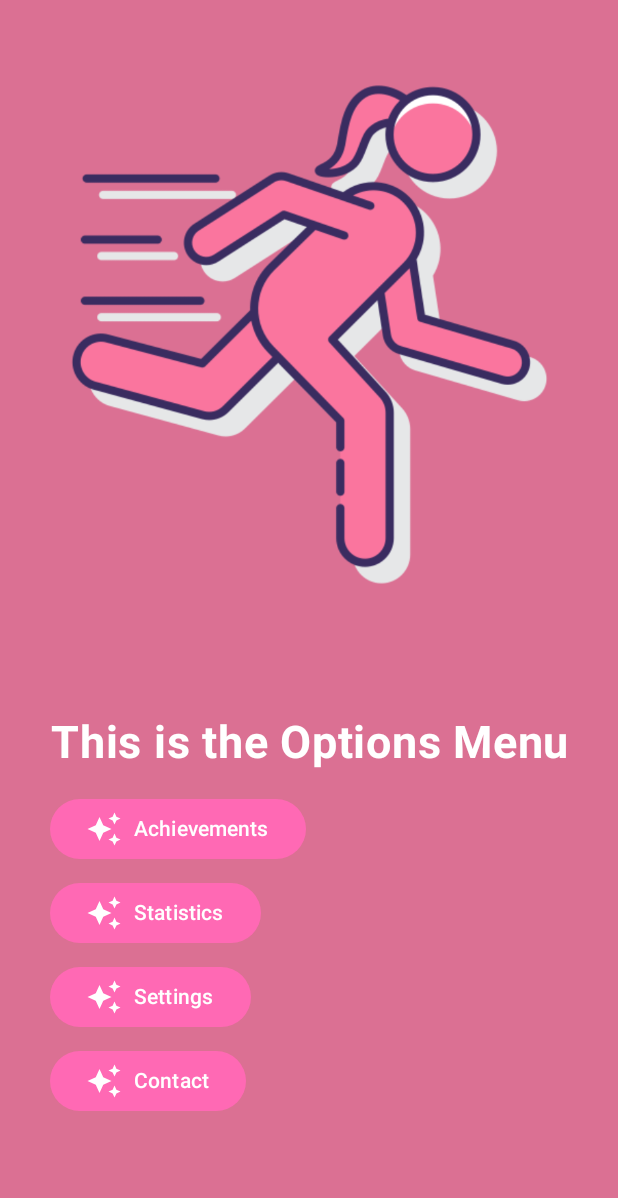
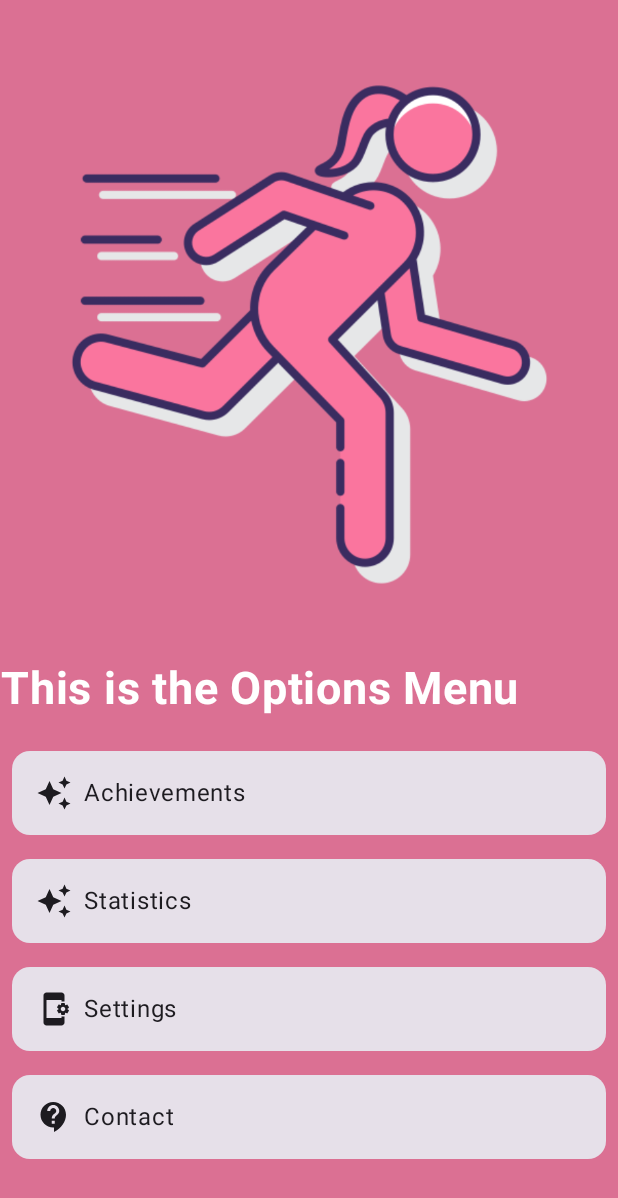
Before and after one commit to katmolony/runHun, an Android app built with Jetpack Compose: the composable OptionsScreen shown on its own in the app's theme, on a phone screen of 412 x 824 dp. Shown: the top 1198 px of the screen. Run offline under Robolectric (Android 15) with nearby library versions, the phone set to English and light mode, and no system bars.

Commit message:
Change options page.

```diff
--- /dev/null
+++ b/app/src/main/java/ie/setu/placemark/ui/components/options/OptionCard.kt
@@ -0,0 +1,38 @@
+package ie.setu.placemark.ui.components.options
+
+import androidx.compose.foundation.layout.*
+import androidx.compose.material3.Card
+import androidx.compose.material3.Icon
+import androidx.compose.material3.Text
+import androidx.compose.runtime.Composable
+import androidx.compose.ui.Alignment
+import androidx.compose.ui.Modifier
+import androidx.compose.ui.graphics.painter.Painter
+import androidx.compose.ui.unit.dp
+
+@Composable
+fun OptionCard(
+    icon: Painter,
+    contentDescription: String,
+    text: String,
+    onClick: () -> Unit
+) {
+    Card(
+        modifier = Modifier
+            .fillMaxWidth()
+            .padding(8.dp),
+        onClick = onClick
+    ) {
+        Row(
+            modifier = Modifier.padding(16.dp),
+            verticalAlignment = Alignment.CenterVertically
+        ) {
+            Icon(
+                painter = icon,
+                contentDescription = contentDescription
+            )
+            Spacer(modifier = Modifier.width(8.dp))
+            Text(text)
+        }
+    }
+}
--- a/app/src/main/java/ie/setu/placemark/ui/screens/options/OptionsSceen.kt
+++ b/app/src/main/java/ie/setu/placemark/ui/screens/options/OptionsSceen.kt
@@ -1,13 +1,12 @@
 package ie.setu.placemark.ui.screens.options
+
 
 import androidx.compose.foundation.Image
 import androidx.compose.foundation.background
 import androidx.compose.foundation.layout.*
-import androidx.compose.material3.Button
-import androidx.compose.material3.Icon
-import androidx.compose.material3.MaterialTheme
-import androidx.compose.material3.Text
+import androidx.compose.material3.*
 import androidx.compose.runtime.Composable
+import androidx.compose.ui.Alignment
 import androidx.compose.ui.Modifier
 import androidx.compose.ui.graphics.Color
 import androidx.compose.ui.res.painterResource
@@ -20,6 +19,7 @@
 import ie.setu.placemark.R
 import ie.setu.placemark.navigation.Achievements
 import ie.setu.placemark.ui.components.general.Centre
+import ie.setu.placemark.ui.components.options.OptionCard
 
 @Composable
 fun OptionsScreen(
@@ -51,40 +51,31 @@
                     text = stringResource(R.string.options_message)
                 )
                 Spacer(modifier = Modifier.height(16.dp))
-                Button(onClick = {
-                    navController.navigate(Achievements.route)
-                }) {
-                    Icon(painter = painterResource(id = R.drawable.ic_achievements), contentDescription = "Achievements Icon")
-                    Spacer(modifier = Modifier.width(8.dp))
-                    Text("Achievements")
-                }
-                Spacer(modifier = Modifier.height(8.dp))
-                Button(onClick = { navController.navigate("statistics") }) {
-                    Icon(painter = painterResource(id = R.drawable.ic_achievements), contentDescription = "Statistics Icon")
-                    Spacer(modifier = Modifier.width(8.dp))
-                    Text("Statistics")
-                }
-                Spacer(modifier = Modifier.height(8.dp))
-                Button(onClick = { navController.navigate("settings") }) {
-                    Icon(painter = painterResource(id = R.drawable.ic_achievements), contentDescription = "Settings Icon")
-                    Spacer(modifier = Modifier.width(8.dp))
-                    Text("Settings")
-                }
-                Spacer(modifier = Modifier.height(8.dp))
-                Button(onClick = { navController.navigate("contact") }) {
-                    Icon(painter = painterResource(id = R.drawable.ic_achievements), contentDescription = "Contact Icon")
-                    Spacer(modifier = Modifier.width(8.dp))
-                    Text("Contact")
-                }
+                OptionCard(
+                    icon = painterResource(id = R.drawable.ic_achievements),
+                    contentDescription = "Achievements Icon",
+                    text = "Achievements",
+                    onClick = { navController.navigate(Achievements.route) }
+                )
+                OptionCard(
+                    icon = painterResource(id = R.drawable.ic_achievements),
+                    contentDescription = "Statistics Icon",
+                    text = "Statistics",
+                    onClick = { navController.navigate("statistics") }
+                )
+                OptionCard(
+                    icon = painterResource(id = R.drawable.ic_settings),
+                    contentDescription = "Settings Icon",
+                    text = "Settings",
+                    onClick = { navController.navigate("settings") }
+                )
+                OptionCard(
+                    icon = painterResource(id = R.drawable.ic_contact),
+                    contentDescription = "Contact Icon",
+                    text = "Contact",
+                    onClick = { navController.navigate("contact") }
+                )
             }
         }
     }
 }
-
-//@Preview(showBackground = true)
-//@Composable
-//fun OptionsScreenPreview() {
-//    RunHunTheme {
-//        OptionsScreen(modifier = Modifier)
-//    }
-//}
--- /dev/null
+++ b/app/src/main/res/drawable/ic_contact.xml
@@ -0,0 +1,5 @@
+<vector xmlns:android="http://schemas.android.com/apk/res/android" android:autoMirrored="true" android:height="24dp" android:tint="#000000" android:viewportHeight="24" android:viewportWidth="24" android:width="24dp">
+
+    <path android:fillColor="@android:color/white" android:pathData="M11.5,2C6.81,2 3,5.81 3,10.5S6.81,19 11.5,19h0.5v3c4.86,-2.34 8,-7 8,-11.5C20,5.81 16.19,2 11.5,2zM12.5,16.5h-2v-2h2v2zM12.5,13h-2c0,-3.25 3,-3 3,-5 0,-1.1 -0.9,-2 -2,-2s-2,0.9 -2,2h-2c0,-2.21 1.79,-4 4,-4s4,1.79 4,4c0,2.5 -3,2.75 -3,5z"/>
+
+</vector>
--- /dev/null
+++ b/app/src/main/res/drawable/ic_settings.xml
@@ -0,0 +1,5 @@
+<vector xmlns:android="http://schemas.android.com/apk/res/android" android:height="24dp" android:tint="#000000" android:viewportHeight="24" android:viewportWidth="24" android:width="24dp">
+
+    <path android:fillColor="@android:color/white" android:pathData="M21.81,12.74l-0.82,-0.63v-0.22l0.8,-0.63c0.16,-0.12 0.2,-0.34 0.1,-0.51l-0.85,-1.48c-0.07,-0.13 -0.21,-0.2 -0.35,-0.2 -0.05,0 -0.1,0.01 -0.15,0.03l-0.95,0.38c-0.08,-0.05 -0.11,-0.07 -0.19,-0.11l-0.15,-1.01c-0.03,-0.21 -0.2,-0.36 -0.4,-0.36h-1.71c-0.2,0 -0.37,0.15 -0.4,0.34l-0.14,1.01c-0.03,0.02 -0.07,0.03 -0.1,0.05l-0.09,0.06 -0.95,-0.38c-0.05,-0.02 -0.1,-0.03 -0.15,-0.03 -0.14,0 -0.27,0.07 -0.35,0.2l-0.85,1.48c-0.1,0.17 -0.06,0.39 0.1,0.51l0.8,0.63v0.23l-0.8,0.63c-0.16,0.12 -0.2,0.34 -0.1,0.51l0.85,1.48c0.07,0.13 0.21,0.2 0.35,0.2 0.05,0 0.1,-0.01 0.15,-0.03l0.95,-0.37c0.08,0.05 0.12,0.07 0.2,0.11l0.15,1.01c0.03,0.2 0.2,0.34 0.4,0.34h1.71c0.2,0 0.37,-0.15 0.4,-0.34l0.15,-1.01c0.03,-0.02 0.07,-0.03 0.1,-0.05l0.09,-0.06 0.95,0.38c0.05,0.02 0.1,0.03 0.15,0.03 0.14,0 0.27,-0.07 0.35,-0.2l0.85,-1.48c0.1,-0.17 0.06,-0.39 -0.1,-0.51zM18,13.5c-0.83,0 -1.5,-0.67 -1.5,-1.5s0.67,-1.5 1.5,-1.5 1.5,0.67 1.5,1.5 -0.67,1.5 -1.5,1.5zM17,17h2v4c0,1.1 -0.9,2 -2,2H7c-1.1,0 -2,-0.9 -2,-2V3c0,-1.1 0.9,-2 2,-2h10c1.1,0 2,0.9 2,2v4h-2V6H7v12h10v-1z"/>
+
+</vector>
```
